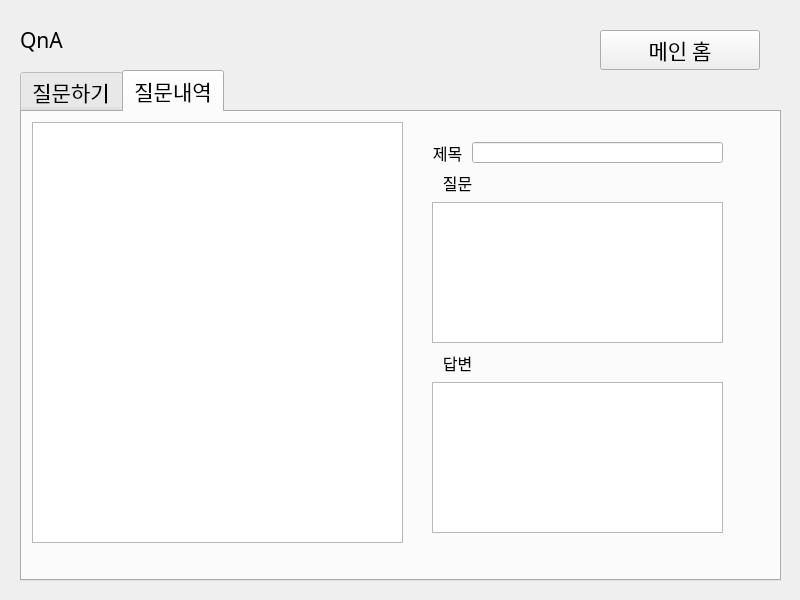
First picture: the form in studentUi2.ui, repository dustn011/EducationApplication, before the edit.
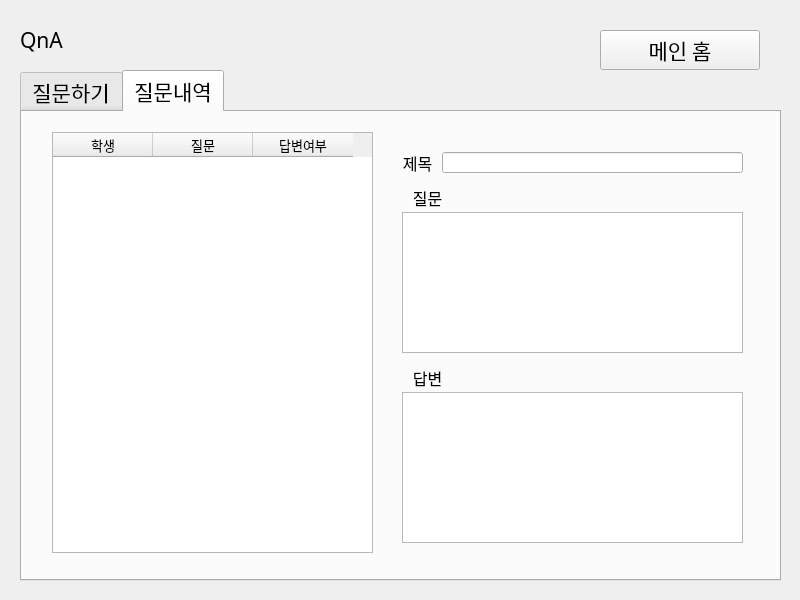
Second picture: the form after the edit. The open tabs and pages were chosen to show the change.

Commit message: 0207 로그인 한글만 입력 가능하게 함, QnA 질문 등록 기능 완료

```diff
--- a/studentUi2.ui
+++ b/studentUi2.ui
@@ -336,8 +336,8 @@
       <widget class="QLabel" name="label_10">
        <property name="geometry">
         <rect>
-         <x>400</x>
-         <y>30</y>
+         <x>370</x>
+         <y>40</y>
          <width>51</width>
          <height>21</height>
         </rect>
@@ -357,10 +357,10 @@
       <widget class="QLabel" name="label_11">
        <property name="geometry">
         <rect>
-         <x>410</x>
-         <y>60</y>
+         <x>380</x>
+         <y>70</y>
          <width>51</width>
-         <height>21</height>
+         <height>31</height>
         </rect>
        </property>
        <property name="font">
@@ -378,9 +378,9 @@
       <widget class="QLineEdit" name="show_question_title">
        <property name="geometry">
         <rect>
-         <x>450</x>
-         <y>30</y>
-         <width>251</width>
+         <x>420</x>
+         <y>40</y>
+         <width>301</width>
          <height>21</height>
         </rect>
        </property>
@@ -390,33 +390,13 @@
         </font>
        </property>
       </widget>
-      <widget class="QTextEdit" name="show_question_content">
-       <property name="geometry">
-        <rect>
-         <x>410</x>
-         <y>90</y>
-         <width>291</width>
-         <height>141</height>
-        </rect>
-       </property>
-      </widget>
-      <widget class="QTextEdit" name="show_answer">
-       <property name="geometry">
-        <rect>
-         <x>410</x>
-         <y>270</y>
-         <width>291</width>
-         <height>151</height>
-        </rect>
-       </property>
-      </widget>
       <widget class="QLabel" name="label_12">
        <property name="geometry">
         <rect>
-         <x>410</x>
-         <y>240</y>
+         <x>380</x>
+         <y>250</y>
          <width>51</width>
-         <height>21</height>
+         <height>31</height>
         </rect>
        </property>
        <property name="font">
@@ -434,12 +414,61 @@
       <widget class="QTableWidget" name="question_table">
        <property name="geometry">
         <rect>
-         <x>10</x>
-         <y>10</y>
-         <width>371</width>
+         <x>30</x>
+         <y>20</y>
+         <width>321</width>
          <height>421</height>
         </rect>
        </property>
+       <property name="font">
+        <font>
+         <pointsize>10</pointsize>
+        </font>
+       </property>
+       <property name="autoScrollMargin">
+        <number>16</number>
+       </property>
+       <property name="editTriggers">
+        <set>QAbstractItemView::NoEditTriggers</set>
+       </property>
+       <property name="selectionBehavior">
+        <enum>QAbstractItemView::SelectRows</enum>
+       </property>
+       <column>
+        <property name="text">
+         <string>학생</string>
+        </property>
+       </column>
+       <column>
+        <property name="text">
+         <string>질문</string>
+        </property>
+       </column>
+       <column>
+        <property name="text">
+         <string>답변여부</string>
+        </property>
+       </column>
+      </widget>
+      <widget class="QTextBrowser" name="show_answer">
+       <property name="geometry">
+        <rect>
+         <x>380</x>
+         <y>280</y>
+         <width>341</width>
+         <height>151</height>
+        </rect>
+       </property>
+      </widget>
+      <widget class="QTextBrowser" name="show_question_content">
+       <property name="geometry">
+        <rect>
+         <x>380</x>
+         <y>100</y>
+         <width>341</width>
+         <height>141</height>
+        </rect>
+       </property>
       </widget>
      </widget>
     </widget>
```
Left out of the diff: 23 changed lines with no effect on the pictures. The commit also changes 2 other files.
